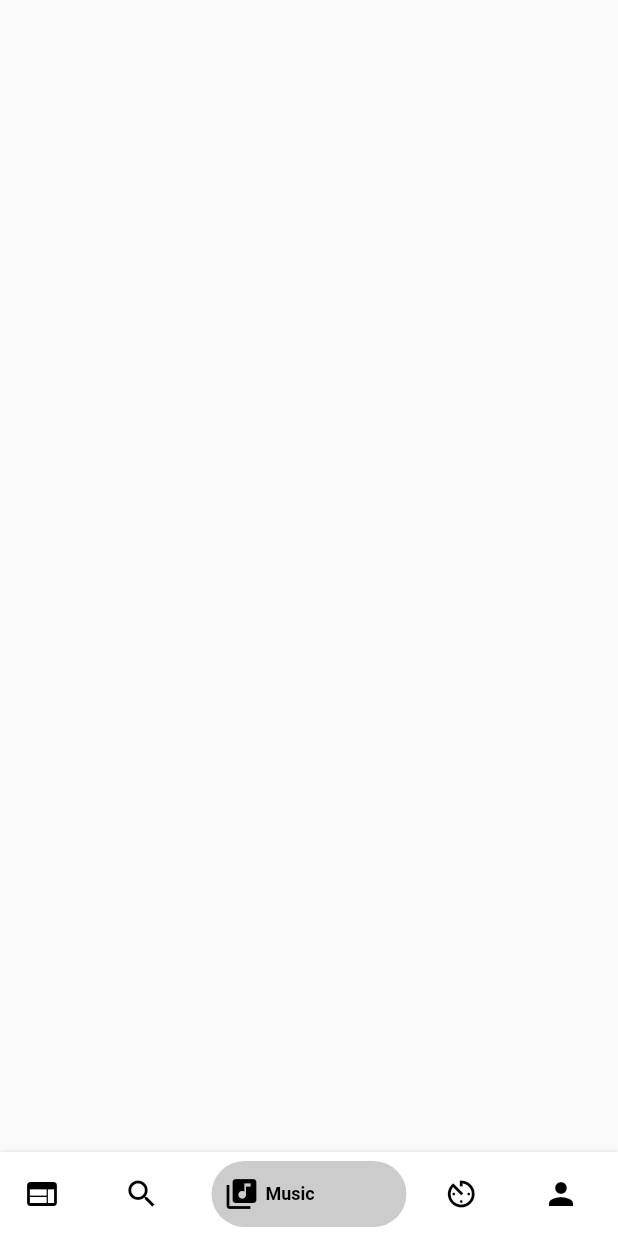
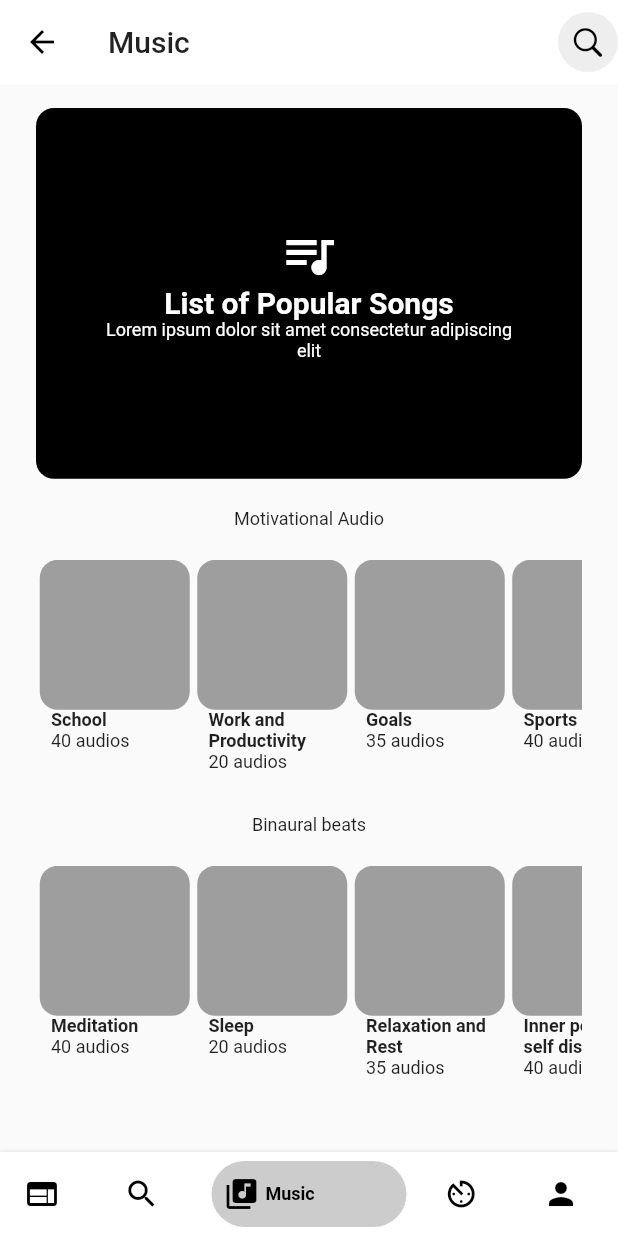
Before and after one commit to IVY-inc/Life_and_Success, a Flutter app: the MainpageScreen screen opened by its route, swiped to page 3, on a phone screen of 412 x 824 dp. Run offline on Flutter 3.47's test engine with Material 2 defaults, Android fonts, the phone set to English and light mode, and no system bars; drawn by our look-alikes of bottom_navy_bar; our stand-ins replace cached_network_image, cloud_firestore, firebase_auth, firebase_storage, flutter_datetime_picker, flutter_local_notifications and 3 more; accounts and stored records are empty; statements that could not run were skipped.

Commit message:
Drew the music screen with some stub data

```diff
--- a/lib/models/constants.dart
+++ b/lib/models/constants.dart
@@ -72,3 +72,22 @@ List<MaterialColor> colors = [
   Colors.orange,
   Colors.cyan
 ];
+
+class SubMusicSection{
+  final String musicSubTitle;
+  final int musicCount;
+  final String thumbnailUrl;
+  final String id;
+  const SubMusicSection({this.musicSubTitle,this.musicCount, this.id,this.thumbnailUrl});
+  String get title{
+    return musicSubTitle;
+  }
+  String get subtitle{
+    return '$musicCount audios';
+  }
+}
+class MainMusicSection{
+  final String sectionTitle;
+  final List<SubMusicSection> children;
+  MainMusicSection(this.sectionTitle, this.children);
+}
--- /dev/null
+++ b/lib/providers/music.dart
@@ -0,0 +1,6 @@
+import 'package:flutter/material.dart';
+import 'package:firebase_storage/firebase_storage.dart';
+
+class Music extends ChangeNotifier{
+  final StorageReference storageReference = FirebaseStorage().ref().child('music');
+}
--- a/lib/screens/explore/goal_planner_screen.dart
+++ b/lib/screens/explore/goal_planner_screen.dart
@@ -261,7 +261,7 @@ class _GoalPlannerScreenState extends State<GoalPlannerScreen> {
                                 circularIndicator: circularIndicators(
                                     percent: (checked == 0 && totalDays == 0)
                                         ? 0.0
-                                        : checked / totalDays,
+                                        : min(1,checked / totalDays),
                                     child: Text(
                                         '${totalDays == 0 ? 0 : min(99, (checked * 100 / totalDays).round())}%',
                                         style: Theme.of(context)
--- a/lib/screens/music_screen.dart
+++ b/lib/screens/music_screen.dart
@@ -1,10 +1,189 @@
+import 'package:flutter/cupertino.dart';
 import 'package:flutter/material.dart';
+import '../models/constants.dart';
+//stub data.. TODO: replace with real data
+
+List<SubMusicSection> motivs = [
+  SubMusicSection(
+    musicCount: 40,
+    musicSubTitle: 'School',
+  ),
+  SubMusicSection(
+    musicCount: 20,
+    musicSubTitle: 'Work and Productivity',
+  ),
+  SubMusicSection(
+    musicCount: 35,
+    musicSubTitle: 'Goals',
+  ),
+  SubMusicSection(
+    musicCount: 40,
+    musicSubTitle: 'Sports',
+  ),
+  SubMusicSection(
+    musicCount: 20,
+    musicSubTitle: 'General',
+  )
+];
+List<SubMusicSection> binaura = [
+  SubMusicSection(
+    musicCount: 40,
+    musicSubTitle: 'Meditation',
+  ),
+  SubMusicSection(
+    musicCount: 20,
+    musicSubTitle: 'Sleep',
+  ),
+  SubMusicSection(
+    musicCount: 35,
+    musicSubTitle: 'Relaxation and Rest',
+  ),
+  SubMusicSection(
+    musicCount: 40,
+    musicSubTitle: 'Inner peace and self discovery',
+  )
+];
 
 class MusicScreen extends StatelessWidget {
+  final motivationals = motivs
+      .map((e) => Container(
+        width: 105,
+        child: Column(children: [
+              Container(
+                  height: 100,
+                  width: 100,
+                  decoration: BoxDecoration(
+                      color: Colors.grey,
+                      borderRadius: BorderRadius.circular(12))),
+              Container(
+                alignment: Alignment.centerLeft,
+                padding: EdgeInsets.only(left: 10),
+                child: Text(e.title,
+
+                      style: TextStyle(
+
+                        fontWeight: FontWeight.bold,
+                      )),
+              ),
+              Container(
+                alignment: Alignment.centerLeft,
+                padding: EdgeInsets.only(left: 10),
+                child: Text(e.subtitle,)),
+            ]),
+      ))
+      .toList();
+  final binaurals = binaura
+      .map((e) => Container(
+        width:105,
+        child: Column(children: [
+              Container(
+                  height: 100,
+                  width: 100,
+                  decoration: BoxDecoration(
+                      color: Colors.grey,
+                      borderRadius: BorderRadius.circular(12))),
+              Container(
+                alignment: Alignment.centerLeft,
+                padding: EdgeInsets.only(left: 10),
+                child: Text(e.title,
+
+                      style: TextStyle(
+
+                        fontWeight: FontWeight.bold,
+                      )),
+              ),
+              Container(
+                alignment: Alignment.centerLeft,
+                padding: EdgeInsets.only(left: 10),
+                child: Text(e.subtitle,)),
+            ]),
+      ))
+      .toList();
+  @override
+  Widget build(BuildContext context) {
+    double height = MediaQuery.of(context).size.height;
+    return Scaffold(
+      appBar: AppBar(
+        elevation: 0,
+        title: Text('Music'),
+        actions: <Widget>[
+          Container(
+            decoration:
+                BoxDecoration(shape: BoxShape.circle, color: Colors.grey[200]),
+            padding: EdgeInsets.all(8),
+            child: Icon(CupertinoIcons.search),
+          )
+        ],
+        leading: IconButton(
+          icon: Icon(Icons.arrow_back),
+          onPressed: () => Navigator.of(context).pop(),
+        ),
+      ),
+      body: Padding(
+        padding: EdgeInsets.symmetric(horizontal: 24, vertical: 16),
+        child: SingleChildScrollView(
+          child: Column(
+            crossAxisAlignment: CrossAxisAlignment.center,
+            children: <Widget>[
+              Card(height * 0.3),
+              SizedBox(height: 20),
+              Text('Motivational Audio'),
+              SizedBox(height: 20),
+              Container(
+                height: 150,
+                child: ListView(
+                  scrollDirection: Axis.horizontal,
+                  children: motivationals,
+                ),
+              ),
+              SizedBox(height: 20),
+              Text('Binaural beats'),
+              SizedBox(height: 20),
+              Container(
+                height: 150,
+                child: ListView(
+
+                  scrollDirection: Axis.horizontal,
+                  children: binaurals,
+                ),
+              ),
+            ],
+          ),
+        ),
+      ),
+    );
+  }
+}
+
+class Card extends StatelessWidget {
+  final double height;
+  Card(this.height);
   @override
   Widget build(BuildContext context) {
     return Container(
-
-    );
+        padding: EdgeInsets.symmetric(horizontal: 40),
+        decoration: BoxDecoration(
+            color: Colors.black, borderRadius: BorderRadius.circular(12)),
+        height: height,
+        width: double.infinity,
+        child: Column(
+          mainAxisAlignment: MainAxisAlignment.center,
+          crossAxisAlignment: CrossAxisAlignment.center,
+          children: <Widget>[
+            Icon(Icons.queue_music, size: 40, color: Colors.white),
+            Text(
+              'List of Popular Songs',
+              style: TextStyle(
+                  color: Colors.white,
+                  fontSize: 20,
+                  fontWeight: FontWeight.bold),
+            ),
+            Text(
+              'Lorem ipsum dolor sit amet consectetur adipiscing elit',
+              style: TextStyle(color: Colors.white),
+              textAlign: TextAlign.center,
+            )
+          ],
+        ));
   }
 }
```
